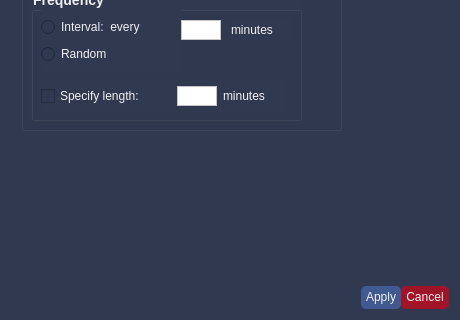
The window that src/rqt_gcs/resources/SettingsWidget.ui (CSUN-SERL/lcar-bot) describes before a commit, drawn with Qt 5; both pictures show x 0 to 460 and y 270 to 590 of the 460 by 590 pixel window.
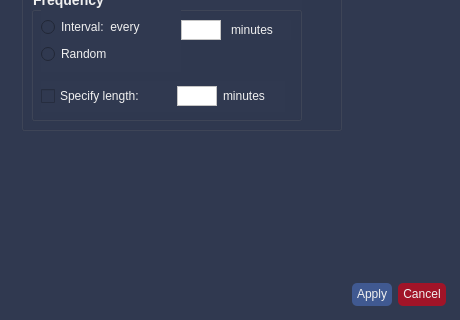
The same window after the commit.

Commit message: Updated settings widget.

```diff
--- a/src/rqt_gcs/resources/SettingsWidget.ui
+++ b/src/rqt_gcs/resources/SettingsWidget.ui
@@ -95,7 +95,8 @@
 	padding-bottom:2px;*/
 	padding:5px;
 	padding-top:4px;
-	padding-bottom:5px
+	padding-bottom:5px;
+    margin:3px
 }
 </string>
   </property>
@@ -503,6 +504,9 @@
        <property name="text">
         <string>Apply</string>
        </property>
+       <property name="checkable">
+        <bool>false</bool>
+       </property>
       </widget>
      </item>
      <item>
@@ -526,6 +530,9 @@
        <property name="text">
         <string>Cancel</string>
        </property>
+       <property name="checkable">
+        <bool>false</bool>
+       </property>
       </widget>
      </item>
     </layout>
```
Left out of the diff: 4 changed lines with no effect on the pictures. The commit also changes 1 other file.
